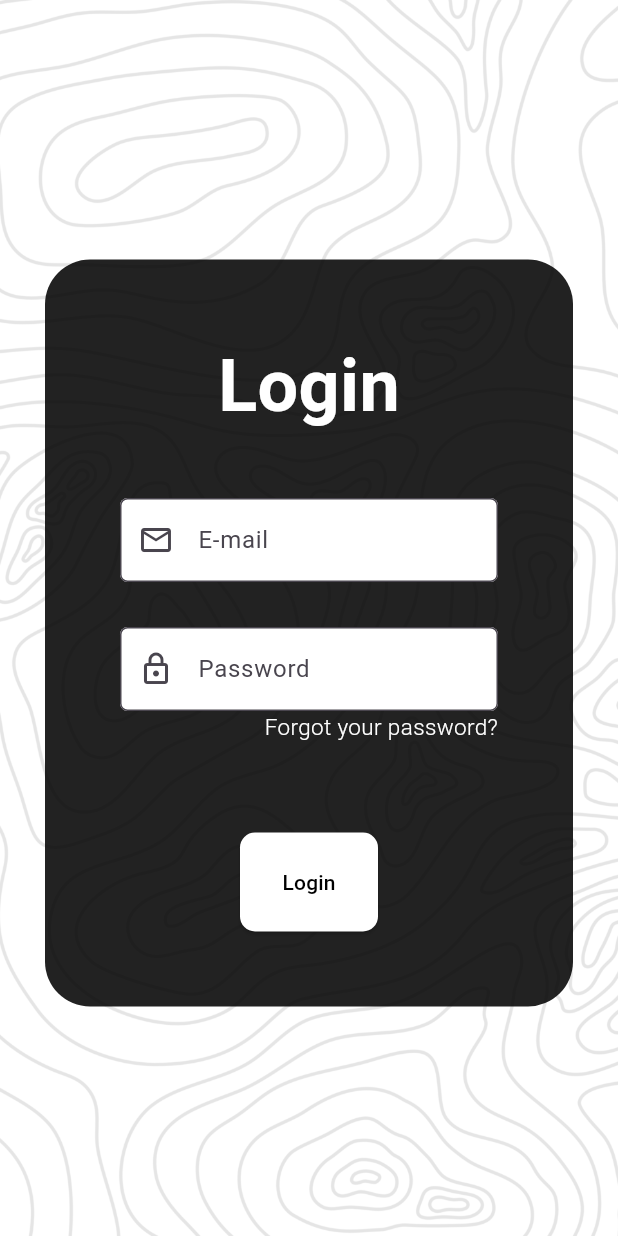
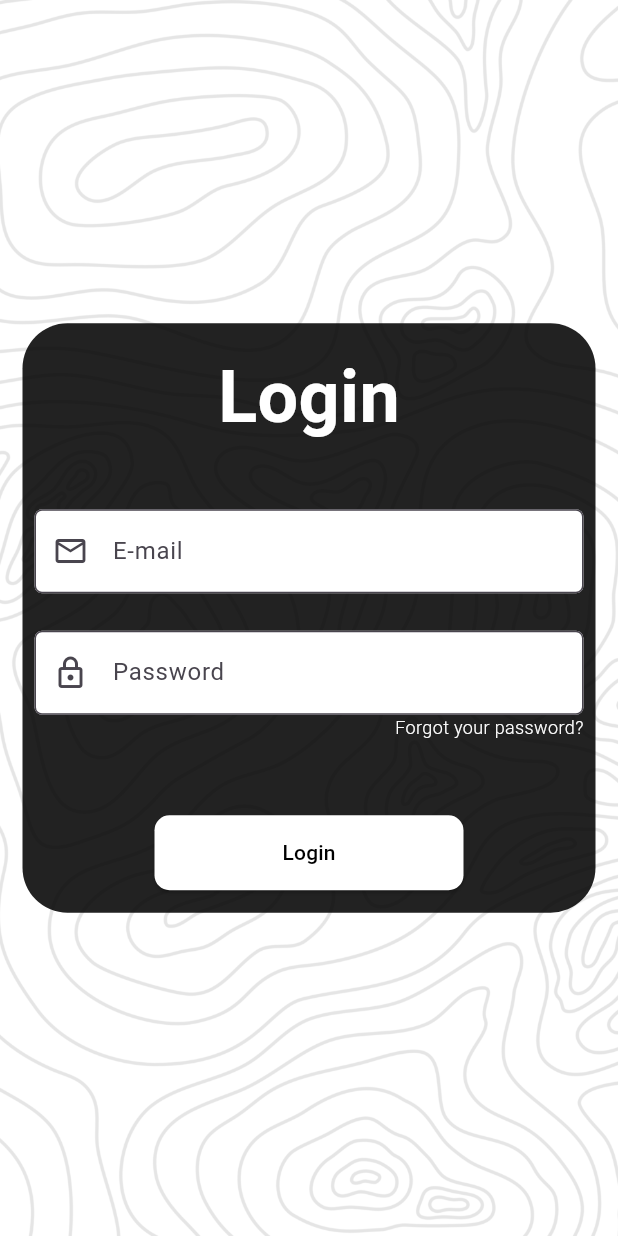
Before and after one commit to Ranpu123/ProjetoTrailTrek, a Flutter app: the screen it shows after launch, after a tap on "Login", on a phone screen of 412 x 824 dp. Run offline on Flutter 3.47's test engine with Material 3 defaults, Android fonts, the phone set to English and light mode, and no system bars; our stand-ins replace google_fonts, latlong2; accounts and stored records are empty.

Commit message:
fixded the login page and welcome page, added the bottom navigation bar to the main page and created the listview with the trails cards

```diff
--- a/lib/pages/front_page.dart
+++ b/lib/pages/front_page.dart
@@ -9,6 +9,9 @@ class FirstPage extends StatelessWidget {
   Widget build(BuildContext context) {
     return Stack(children: [
       Container(
+        decoration: const BoxDecoration(color: Colors.white),
+      ),
+      Container(
         decoration: BoxDecoration(
           image: DecorationImage(
             image: const AssetImage(
@@ -19,18 +22,14 @@ class FirstPage extends StatelessWidget {
             fit: BoxFit.cover,
           ),
         ),
-      ),
-      Scaffold(
+        child: Scaffold(
           backgroundColor: Colors.transparent,
           body: Padding(
               padding: const EdgeInsets.only(
-                top: 50.0, left: 30.0, right: 30.0, bottom: 30.0),
+                  top: 30.0, left: 8.0, right: 8.0, bottom: 8.0),
               // ignore: avoid_unnecessary_containers
-            child: Container(
               child: Column(
                 mainAxisAlignment: MainAxisAlignment.spaceBetween,
-                children: [
-                  Column(
                 children: [
                   Column(
                     children: [
@@ -51,11 +50,7 @@ class FirstPage extends StatelessWidget {
                         ),
                       ),
                     ],
-                      )
-                    ],
                   ),
-                  Column(
-                    children: [
                   Column(
                     crossAxisAlignment: CrossAxisAlignment.start,
                     children: [
@@ -79,11 +74,7 @@ class FirstPage extends StatelessWidget {
                         ),
                       ),
                     ],
-                      )
-                    ],
                   ),
-                  Column(
-                    children: [
                   Row(
                     children: [
                       Expanded(
@@ -92,15 +83,15 @@ class FirstPage extends StatelessWidget {
                               style: OutlinedButton.styleFrom(
                                 foregroundColor: Colors.black87,
                                 backgroundColor: Colors.white,
-                                    padding: const EdgeInsets.symmetric(
-                                        vertical: 23),
+                                padding:
+                                    const EdgeInsets.symmetric(vertical: 15),
                                 shape: const RoundedRectangleBorder(
-                                        borderRadius: BorderRadius.all(
-                                            Radius.circular(10))),
+                                    borderRadius:
+                                        BorderRadius.all(Radius.circular(10))),
                               ),
                               child: const Text('Sign-in'))),
                       const SizedBox(
-                            width: 20.0,
+                        width: 8.0,
                       ),
                       Expanded(
                           child: ElevatedButton(
@@ -108,27 +99,24 @@ class FirstPage extends StatelessWidget {
                                 Navigator.push(
                                   context,
                                   MaterialPageRoute(
-                                          builder: (context) =>
-                                              const LoginPage()),
+                                      builder: (context) => const LoginPage()),
                                 );
                               },
                               style: OutlinedButton.styleFrom(
                                 backgroundColor: Colors.black,
                                 foregroundColor: Colors.white,
-                                    padding: const EdgeInsets.symmetric(
-                                        vertical: 23),
+                                padding:
+                                    const EdgeInsets.symmetric(vertical: 15),
                                 shape: const RoundedRectangleBorder(
-                                        borderRadius: BorderRadius.all(
-                                            Radius.circular(10))),
+                                    borderRadius:
+                                        BorderRadius.all(Radius.circular(10))),
                               ),
                               child: const Text('Login'))),
                     ],
                   )
                 ],
-                  )
-                ],
+              )),
         ),
-            )),
       ),
     ]);
   }
--- a/lib/pages/login_page.dart
+++ b/lib/pages/login_page.dart
@@ -2,6 +2,8 @@ import 'package:google_fonts/google_fonts.dart';
 import 'package:flutter/material.dart';
 import 'package:projeto_dev_disp_mob/controllers/user_controller.dart';
 import 'package:projeto_dev_disp_mob/models/user_model.dart';
+import 'package:projeto_dev_disp_mob/pages/front_page.dart';
+import 'package:projeto_dev_disp_mob/pages/main_page.dart';
 import 'package:provider/provider.dart';
 
 class LoginPage extends StatefulWidget {
@@ -23,6 +25,9 @@ class LoginPageState extends State<LoginPage> {
     return Stack(
       children: [
         Container(
+          decoration: const BoxDecoration(color: Colors.white),
+        ),
+        Container(
           decoration: BoxDecoration(
             image: DecorationImage(
               image: const AssetImage(
@@ -39,14 +44,15 @@ class LoginPageState extends State<LoginPage> {
           body: Center(
             child: Padding(
               padding: const EdgeInsets.only(
-                  top: 50.0, left: 30.0, right: 30.0, bottom: 30.0),
+                  top: 30.0, left: 15.0, right: 15.0, bottom: 30.0),
               child: Container(
                 decoration: const BoxDecoration(
                     //backgroundBlendMode: BlendMode.exclusion,
                     color: Colors.black87,
                     borderRadius: BorderRadius.all(Radius.circular(30))),
                 child: Padding(
-                  padding: const EdgeInsets.all(50),
+                  padding:
+                      const EdgeInsets.symmetric(vertical: 15, horizontal: 8),
                   child: Column(
                     mainAxisSize: MainAxisSize.min,
                     children: [
@@ -91,7 +97,7 @@ class LoginPageState extends State<LoginPage> {
                                   return null;
                                 },
                               ),
-                              const SizedBox(height: 30),
+                              const SizedBox(height: 25),
                               TextFormField(
                                 obscureText: true,
                                 decoration: const InputDecoration(
@@ -125,13 +131,13 @@ class LoginPageState extends State<LoginPage> {
                                     textAlign: TextAlign.end,
                                     style: GoogleFonts.roboto(
                                       fontWeight: FontWeight.w300,
-                                      fontSize: 15.0,
+                                      fontSize: 12.0,
                                       color: Colors.white,
                                     ),
                                   ),
                                 ],
                               ),
-                              const SizedBox(height: 60),
+                              const SizedBox(height: 50),
                               SizedBox(
                                 width: double.infinity,
                                 child: Padding(
@@ -148,6 +154,12 @@ class LoginPageState extends State<LoginPage> {
                                             if (value) {
                                               print(usersProvider
                                                   .loggedUser!.email);
+                                              Navigator.pushReplacement(
+                                                context,
+                                                MaterialPageRoute(
+                                                    builder: (context) =>
+                                                        const MainPage()),
+                                              );
                                             } else {
                                               ScaffoldMessenger.of(context)
                                                   .showSnackBar(
@@ -164,7 +176,7 @@ class LoginPageState extends State<LoginPage> {
                                         backgroundColor: Colors.white,
                                         foregroundColor: Colors.black,
                                         padding: const EdgeInsets.symmetric(
-                                            vertical: 23),
+                                            vertical: 15),
                                         shape: const RoundedRectangleBorder(
                                             borderRadius: BorderRadius.all(
                                                 Radius.circular(10))),
```
Also changed, not shown: lib/controllers/user_controller.dart (+0 -8 lines), lib/models/coments_model.dart (added, +45 -0 lines), lib/models/trail_model.dart (+22 -6 lines), lib/pages/main_page.dart (added, +84 -0 lines), lib/pages/trailslist_page.dart (added, +138 -0 lines), lib/services/Trail/local_trails_repository.dart (+14 -6 lines), lib/services/User/local_user_repository.dart (+14 -0 lines). Lines whose indentation alone changed are shown as unchanged.
